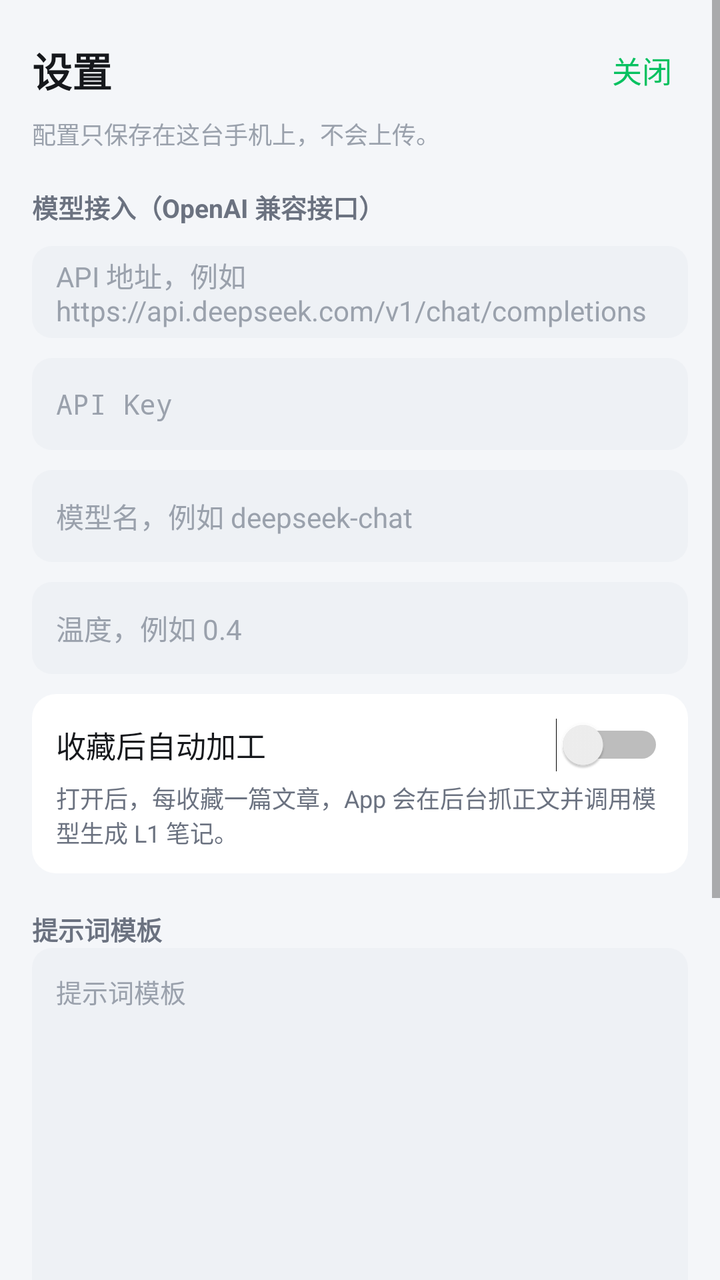
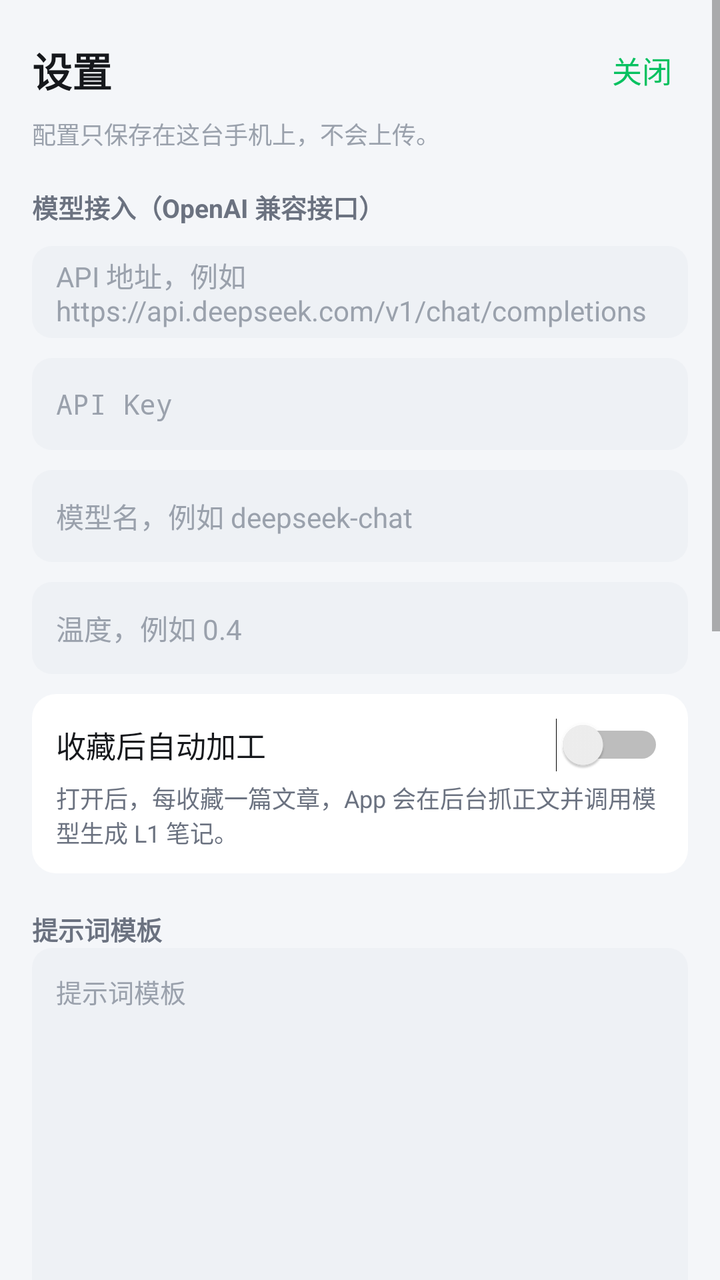

An Android layout rendered at two revisions. The XML below is the earlier revision; the diff shows what the commit changed to produce the second picture.
<!-- AndroidManifest.xml: application theme AppTheme -->
<!-- res/layout/activity_settings.xml -->
<?xml version="1.0" encoding="utf-8"?>
<ScrollView xmlns:android="http://schemas.android.com/apk/res/android"
    android:layout_width="match_parent"
    android:layout_height="match_parent"
    android:background="@color/bg"
    android:fillViewport="true">

    <LinearLayout
        android:layout_width="match_parent"
        android:layout_height="wrap_content"
        android:orientation="vertical"
        android:padding="16dp">

        <LinearLayout
            android:layout_width="match_parent"
            android:layout_height="wrap_content"
            android:gravity="center_vertical"
            android:orientation="horizontal">

            <TextView
                android:layout_width="0dp"
                android:layout_height="wrap_content"
                android:layout_weight="1"
                android:text="@string/settings_title"
                android:textColor="@color/text_primary"
                android:textSize="20sp"
                android:textStyle="bold" />

            <TextView
                android:id="@+id/btn_close"
                android:layout_width="wrap_content"
                android:layout_height="wrap_content"
                android:padding="8dp"
                android:text="@string/close"
                android:textColor="@color/accent"
                android:textSize="15sp" />
        </LinearLayout>

        <TextView
            android:layout_width="match_parent"
            android:layout_height="wrap_content"
            android:layout_marginTop="4dp"
            android:text="@string/settings_privacy"
            android:textColor="@color/text_tertiary"
            android:textSize="12sp" />

        
        <TextView
            style="@style/SectionTitle"
            android:layout_width="match_parent"
            android:layout_height="wrap_content"
            android:layout_marginTop="18dp"
            android:text="@string/section_model" />

        <EditText
            android:id="@+id/in_endpoint"
            style="@style/FieldInput"
            android:hint="@string/hint_endpoint" />

        <EditText
            android:id="@+id/in_key"
            style="@style/FieldInput"
            android:hint="@string/hint_key"
            android:inputType="textPassword" />

        <EditText
            android:id="@+id/in_model"
            style="@style/FieldInput"
            android:hint="@string/hint_model" />

        <EditText
            android:id="@+id/in_temp"
            style="@style/FieldInput"
            android:hint="@string/hint_temp"
            android:inputType="numberDecimal" />

        <LinearLayout
            android:layout_width="match_parent"
            android:layout_height="wrap_content"
            android:layout_marginTop="10dp"
            android:background="@drawable/card_bg"
            android:orientation="vertical"
            android:padding="12dp">

            <Switch
                android:id="@+id/sw_auto"
                android:layout_width="match_parent"
                android:layout_height="wrap_content"
                android:text="@string/auto_process"
                android:textColor="@color/text_primary"
                android:textSize="15sp" />

            <TextView
                android:layout_width="match_parent"
                android:layout_height="wrap_content"
                android:layout_marginTop="4dp"
                android:text="@string/auto_process_hint"
                android:textColor="@color/text_secondary"
                android:textSize="12sp" />
        </LinearLayout>

        
        <TextView
            style="@style/SectionTitle"
            android:layout_width="match_parent"
            android:layout_height="wrap_content"
            android:layout_marginTop="18dp"
            android:text="@string/section_prompt" />

        <EditText
            android:id="@+id/in_prompt"
            android:layout_width="match_parent"
            android:layout_height="220dp"
            android:background="@drawable/search_bg"
            android:gravity="top"
            android:hint="@string/hint_prompt"
            android:inputType="textMultiLine"
            android:padding="12dp"
            android:textColor="@color/text_primary"
            android:textColorHint="@color/text_tertiary"
            android:textSize="13sp" />

        <TextView
            android:id="@+id/btn_reset_prompt"
            android:layout_width="wrap_content"
            android:layout_height="wrap_content"
            android:layout_marginTop="6dp"
            android:padding="6dp"
            android:text="@string/reset_prompt"
            android:textColor="@color/accent_blue"
            android:textSize="13sp" />

        <TextView
            android:layout_width="match_parent"
            android:layout_height="wrap_content"
            android:layout_marginTop="10dp"
            android:text="@string/prompt_vars"
            android:textColor="@color/text_tertiary"
            android:textSize="12sp" />

        <Button
            android:id="@+id/btn_save"
            android:layout_width="match_parent"
            android:layout_height="46dp"
            android:layout_marginTop="16dp"
            android:background="@drawable/btn_primary"
            android:text="@string/save"
            android:textColor="#FFFFFF"
            android:textSize="15sp" />

        <TextView
            android:id="@+id/status_text"
            android:layout_width="match_parent"
            android:layout_height="wrap_content"
            android:layout_marginTop="12dp"
            android:textColor="@color/text_secondary"
            android:textSize="12sp" />

        <TextView
            android:id="@+id/btn_test"
            android:layout_width="wrap_content"
            android:layout_height="wrap_content"
            android:layout_marginTop="10dp"
            android:padding="8dp"
            android:text="@string/test_call"
            android:textColor="@color/accent_blue"
            android:textSize="14sp" />
    </LinearLayout>
</ScrollView>
<!-- resources referenced by this layout -->
<resources>
  <color name="accent">#07C160</color>
  <color name="accent_blue">#2F6BFF</color>
  <color name="bg">#F4F6F9</color>
  <color name="text_primary">#16181C</color>
  <color name="text_secondary">#6B7280</color>
  <color name="text_tertiary">#9AA1AC</color>
  <!-- drawable card_bg (drawable) -->
  <?xml version="1.0" encoding="utf-8"?>
  <shape xmlns:android="http://schemas.android.com/apk/res/android"
      android:shape="rectangle">
      <solid android:color="@color/surface" />
      <corners android:radius="12dp" />
  </shape>
  <!-- drawable search_bg (drawable) -->
  <?xml version="1.0" encoding="utf-8"?>
  <shape xmlns:android="http://schemas.android.com/apk/res/android"
      android:shape="rectangle">
      <solid android:color="@color/surface_alt" />
      <corners android:radius="10dp" />
  </shape>
  <string name="auto_process">收藏后自动加工</string>
  <string name="auto_process_hint">打开后，每收藏一篇文章，App 会在后台抓正文并调用模型生成 L1 笔记。</string>
  <string name="close">关闭</string>
  <string name="hint_endpoint">API 地址，例如 https://api.deepseek.com/v1/chat/completions</string>
  <string name="hint_key">API Key</string>
  <string name="hint_model">模型名，例如 deepseek-chat</string>
  <string name="hint_prompt">提示词模板</string>
  <string name="hint_temp">温度，例如 0.4</string>
  <string name="prompt_vars">可用变量：{{title}} {{account}} {{url}} {{signal}} {{content}}</string>
  <string name="reset_prompt">恢复默认模板</string>
  <string name="save">保存</string>
  <string name="section_model">模型接入（OpenAI 兼容接口）</string>
  <string name="section_prompt">提示词模板</string>
  <string name="settings_privacy">配置只保存在这台手机上，不会上传。</string>
  <string name="settings_title">设置</string>
  <string name="test_call">测试接口连通性</string>
  <style name="SectionTitle">
          <item name="android:layout_width">match_parent</item>
          <item name="android:layout_height">wrap_content</item>
          <item name="android:textColor">@color/text_secondary</item>
          <item name="android:textSize">13sp</item>
          <item name="android:textStyle">bold</item>
      </style>
  <style name="AppTheme" parent="@android:style/Theme.Material.Light.NoActionBar">
          <item name="android:windowBackground">@color/bg</item>
          <item name="android:statusBarColor">@color/surface</item>
          <item name="android:navigationBarColor">@color/surface</item>
          <item name="android:windowLightStatusBar">true</item>
          <item name="android:colorAccent">@color/accent</item>
          <item name="android:colorPrimary">@color/accent</item>
      </style>
  <color name="surface">#FFFFFF</color>
  <color name="surface_alt">#EEF1F5</color>
  <!-- unchanged entries left out for length: 2 -->
</resources>

<!-- the commit's change to res/layout/activity_settings.xml (unified diff, before → after) -->
@@ -138,6 +138,91 @@
             android:textColor="@color/text_tertiary"
             android:textSize="12sp" />
 
+        
+        <TextView
+            style="@style/SectionTitle"
+            android:layout_width="match_parent"
+            android:layout_height="wrap_content"
+            android:layout_marginTop="18dp"
+            android:text="@string/section_prompt_l2" />
+
+        <EditText
+            android:id="@+id/in_prompt_l2"
+            android:layout_width="match_parent"
+            android:layout_height="170dp"
+            android:layout_marginTop="8dp"
+            android:background="@drawable/search_bg"
+            android:gravity="top"
+            android:hint="@string/hint_prompt_l2"
+            android:inputType="textMultiLine"
+            android:padding="12dp"
+            android:textColor="@color/text_primary"
+            android:textColorHint="@color/text_tertiary"
+            android:textSize="13sp" />
+
+        <TextView
+            android:id="@+id/btn_reset_prompt_l2"
+            android:layout_width="wrap_content"
+            android:layout_height="wrap_content"
+            android:layout_marginTop="6dp"
+            android:padding="6dp"
+            android:text="@string/reset_prompt"
+            android:textColor="@color/accent_blue"
+            android:textSize="13sp" />
+
+        
+        <TextView
+            style="@style/SectionTitle"
+            android:layout_width="match_parent"
+            android:layout_height="wrap_content"
+            android:layout_marginTop="18dp"
+            android:text="@string/section_remind" />
+
+        <LinearLayout
+            android:layout_width="match_parent"
+            android:layout_height="wrap_content"
+            android:layout_marginTop="8dp"
+            android:background="@drawable/card_bg"
+            android:gravity="center_vertical"
+            android:orientation="horizontal"
+            android:padding="12dp">
+
+            <LinearLayout
+                android:layout_width="0dp"
+                android:layout_height="wrap_content"
+                android:layout_weight="1"
+                android:orientation="vertical">
+
+                <Switch
+                    android:id="@+id/sw_remind"
+                    android:layout_width="wrap_content"
+                    android:layout_height="wrap_content"
+                    android:text="@string/daily_remind"
+                    android:textColor="@color/text_primary"
+                    android:textSize="15sp" />
+
+                <TextView
+                    android:layout_width="match_parent"
+                    android:layout_height="wrap_content"
+                    android:layout_marginTop="2dp"
+                    android:text="@string/daily_remind_hint"
+                    android:textColor="@color/text_secondary"
+                    android:textSize="12sp" />
+            </LinearLayout>
+
+            <TextView
+                android:id="@+id/btn_remind_time"
+                android:layout_width="wrap_content"
+                android:layout_height="wrap_content"
+                android:background="@drawable/chip_bg"
+                android:paddingLeft="14dp"
+                android:paddingTop="8dp"
+                android:paddingRight="14dp"
+                android:paddingBottom="8dp"
+                android:textColor="@color/text_primary"
+                android:textSize="14sp" />
+        </LinearLayout>
+
         <Button
             android:id="@+id/btn_save"
             android:layout_width="match_parent"
<!-- resource entries referenced after the edit -->
@@ -13,6 +13,24 @@
       <solid android:color="@color/surface" />
       <corners android:radius="12dp" />
   </shape>
+  <!-- drawable chip_bg (drawable) -->
+  <?xml version="1.0" encoding="utf-8"?>
+  <selector xmlns:android="http://schemas.android.com/apk/res/android">
+      <item android:state_selected="true">
+          <shape android:shape="rectangle">
+              <solid android:color="@color/accent_weak" />
+              <corners android:radius="14dp" />
+              <stroke android:width="1dp" android:color="@color/accent" />
+          </shape>
+      </item>
+      <item>
+          <shape android:shape="rectangle">
+              <solid android:color="@color/surface" />
+              <corners android:radius="14dp" />
+              <stroke android:width="1dp" android:color="@color/divider" />
+          </shape>
+      </item>
+  </selector>
   <!-- drawable search_bg (drawable) -->
   <?xml version="1.0" encoding="utf-8"?>
   <shape xmlns:android="http://schemas.android.com/apk/res/android"
@@ -23,16 +41,21 @@
   <string name="auto_process">收藏后自动加工</string>
   <string name="auto_process_hint">打开后，每收藏一篇文章，App 会在后台抓正文并调用模型生成 L1 笔记。</string>
   <string name="close">关闭</string>
+  <string name="daily_remind">每日回顾提醒</string>
+  <string name="daily_remind_hint">每天这个时间提醒一次：今天收了 N 篇，还有几篇待加工</string>
   <string name="hint_endpoint">API 地址，例如 https://api.deepseek.com/v1/chat/completions</string>
   <string name="hint_key">API Key</string>
   <string name="hint_model">模型名，例如 deepseek-chat</string>
   <string name="hint_prompt">提示词模板</string>
+  <string name="hint_prompt_l2">把同一主题的多篇笔记交给模型做跨篇归纳</string>
   <string name="hint_temp">温度，例如 0.4</string>
   <string name="prompt_vars">可用变量：{{title}} {{account}} {{url}} {{signal}} {{content}}</string>
   <string name="reset_prompt">恢复默认模板</string>
   <string name="save">保存</string>
   <string name="section_model">模型接入（OpenAI 兼容接口）</string>
   <string name="section_prompt">提示词模板</string>
+  <string name="section_prompt_l2">综述提示词模板（多篇 → 一篇）</string>
+  <string name="section_remind">每日回顾</string>
   <string name="settings_privacy">配置只保存在这台手机上，不会上传。</string>
   <string name="settings_title">设置</string>
   <string name="test_call">测试接口连通性</string>
@@ -52,6 +75,8 @@
           <item name="android:colorPrimary">@color/accent</item>
       </style>
   <color name="surface">#FFFFFF</color>
+  <color name="accent_weak">#E6F7EE</color>
+  <color name="divider">#E3E7ED</color>
   <color name="surface_alt">#EEF1F5</color>
   <!-- unchanged entries left out for length: 2 -->
 </resources>
